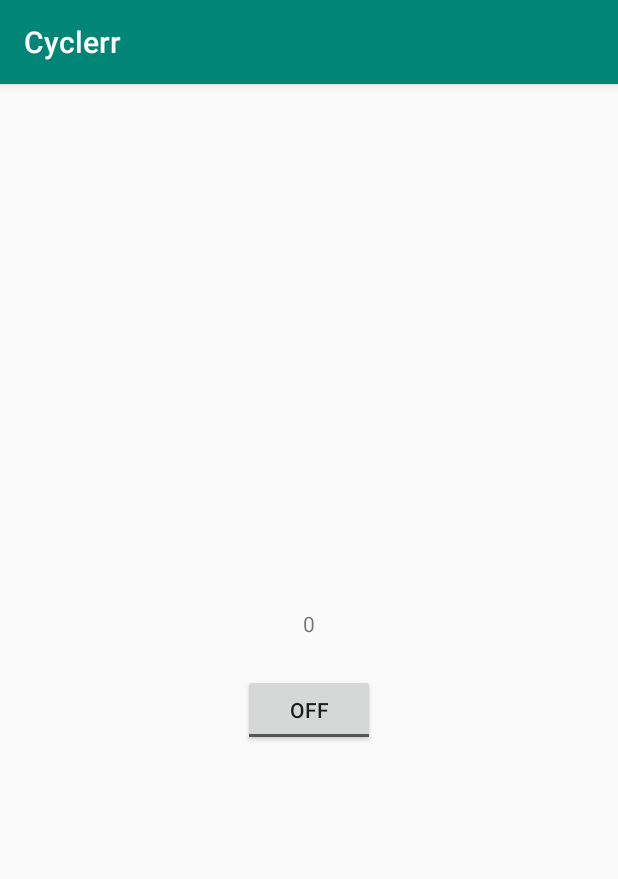
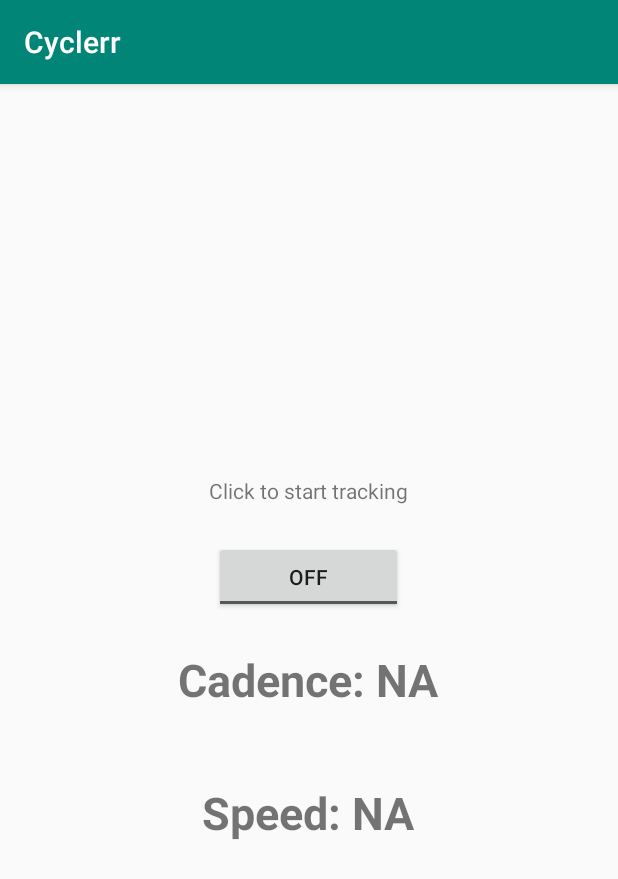
Before and after one commit to shashank-agg/Cyclerr, an Android app: the screen it shows after launch (MainActivity), on a phone screen of 412 x 824 dp. Shown: the top 879 px of the screen. Run offline under Robolectric (Android 15) with nearby library versions, the phone set to English and light mode, and no system bars; 2 statements that could not run were skipped.

Commit message:
Display cadence and speed on UI

```diff
--- a/app/build.gradle
+++ b/app/build.gradle
@@ -41,5 +41,6 @@ dependencies {
     testImplementation 'junit:junit:4.12'
     androidTestImplementation 'androidx.test.ext:junit:1.1.0'
     androidTestImplementation 'androidx.test.espresso:espresso-core:3.1.1'
+    implementation 'androidx.localbroadcastmanager:localbroadcastmanager:1.0.0'
 
 }
--- a/app/src/main/java/nl/delft/tu/iot/seminar/cyclerr/app/MainActivity.kt
+++ b/app/src/main/java/nl/delft/tu/iot/seminar/cyclerr/app/MainActivity.kt
@@ -1,11 +1,8 @@
 package nl.delft.tu.iot.seminar.cyclerr.app
 
 import android.Manifest
-import android.content.ComponentName
-import android.content.Context
+import android.content.*
 import android.content.Context.BIND_AUTO_CREATE
-import android.content.Intent
-import android.content.ServiceConnection
 import android.content.pm.PackageManager
 import android.os.Bundle
 import android.os.IBinder
@@ -17,6 +14,7 @@ import androidx.appcompat.app.AppCompatActivity
 import androidx.core.app.ActivityCompat
 import androidx.core.content.ContextCompat
 import androidx.lifecycle.ViewModelProviders
+import androidx.localbroadcastmanager.content.LocalBroadcastManager
 
 private val TAG = MainActivity::class.java.simpleName
 
@@ -25,6 +23,8 @@ class MainActivity : AppCompatActivity() {
 
     private lateinit var toggleButton: ToggleButton
     private lateinit var textView: TextView
+    private lateinit var cadenceTextView: TextView
+    private lateinit var speedTextView: TextView
 
     private val serviceConnector by lazy { ServiceConnector(this) }
 
@@ -42,9 +42,11 @@ class MainActivity : AppCompatActivity() {
 
         toggleButton = findViewById<ToggleButton>(R.id.toggleButton)
         textView = findViewById<TextView>(R.id.textview)
+        cadenceTextView = findViewById(R.id.cadenceTextView)
+        speedTextView = findViewById(R.id.speedTextView)
 
         //init with data from view model
-        textView.setText("${viewModel.currentIndex}", NORMAL)
+        textView.setText("Click to start tracking", NORMAL)
 
         toggleButton.setOnCheckedChangeListener { _, isChecked ->
             Log.d(TAG, "Toggel button changed: $isChecked")
@@ -57,6 +59,19 @@ class MainActivity : AppCompatActivity() {
                 serviceConnector.stopMeasuring()
             }
         }
+
+        LocalBroadcastManager.getInstance(this).registerReceiver(
+            object : BroadcastReceiver() {
+                override fun onReceive(context: Context, intent: Intent) {
+                    val cadenceValue =
+                        intent.getDoubleExtra("CADENCE_VALUE", 0.0)
+                    val speedValue =
+                        intent.getFloatExtra("SPEED_VALUE", 0.0f)
+                    cadenceTextView.setText(String.format("CADENCE: %.2f", cadenceValue), NORMAL)
+                    speedTextView.setText(String.format("SPEED: %.2f", speedValue), NORMAL)
+                }
+            }, IntentFilter("MEASURING_SERVICE_BROADCAST_INTENT")
+        )
     }
 
     override fun onStart() {
--- a/app/src/main/res/layout/activity_main.xml
+++ b/app/src/main/res/layout/activity_main.xml
@@ -4,6 +4,7 @@
     android:layout_height="match_parent"
     android:gravity="center"
     android:orientation="vertical">
+
 
     <TextView
         android:id="@+id/textview"
@@ -22,8 +23,29 @@
             android:layout_width="wrap_content"
             android:layout_height="wrap_content"
             android:layout_weight="1"
+            android:paddingLeft="50dp"
+            android:paddingRight="50dp"
             android:text="@string/button_active" />
 
     </LinearLayout>
 
+
+    <TextView
+        android:id="@+id/cadenceTextView"
+        android:layout_width="wrap_content"
+        android:layout_height="wrap_content"
+        android:padding="24dp"
+        android:textSize="30dp"
+        android:textStyle="bold"
+        android:text="@string/default_text_cadence" />
+
+    <TextView
+        android:id="@+id/speedTextView"
+        android:layout_width="wrap_content"
+        android:layout_height="wrap_content"
+        android:padding="24dp"
+        android:textSize="30dp"
+        android:textStyle="bold"
+        android:text="@string/default_text_speed" />
+
 </LinearLayout>
--- a/app/src/main/res/values/strings.xml
+++ b/app/src/main/res/values/strings.xml
@@ -1,6 +1,8 @@
 <resources>
     <string name="app_name">Cyclerr</string>
     <string name="default_text">Hello World</string>
+    <string name="default_text_cadence">Cadence: NA</string>
+    <string name="default_text_speed">Speed: NA</string>
     <string name="button_active">Active</string>
     <string name="button_inactive">Inactive</string>
 </resources>
```
Also changed, not shown: app/src/main/java/nl/delft/tu/iot/seminar/cyclerr/app/MeasuringService.kt (+11 -1 lines).
